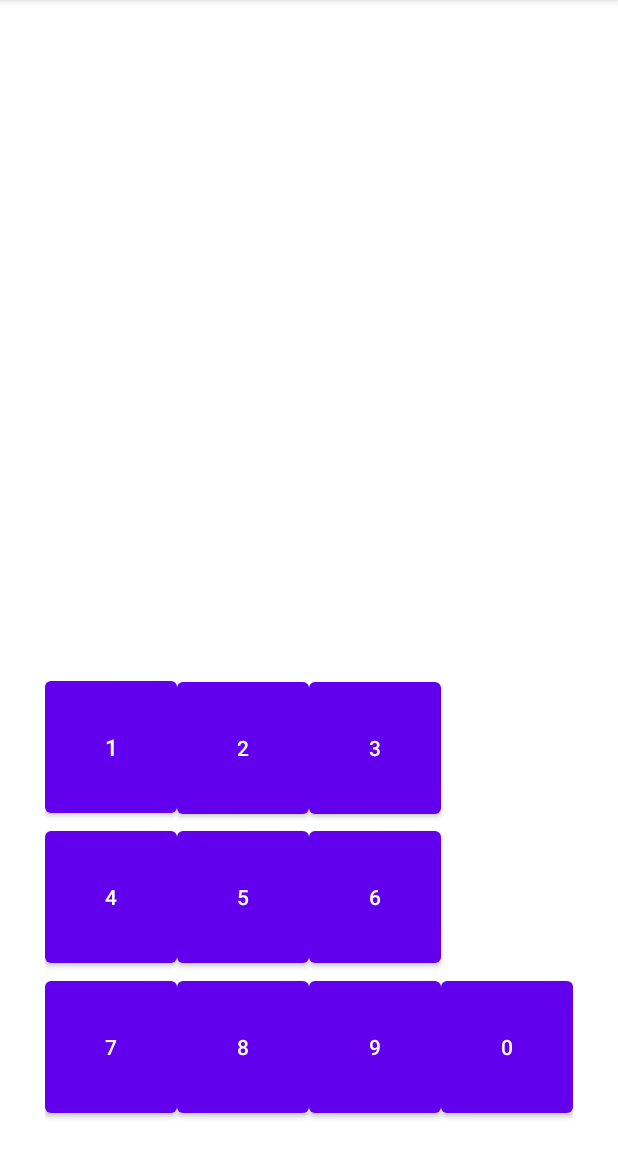
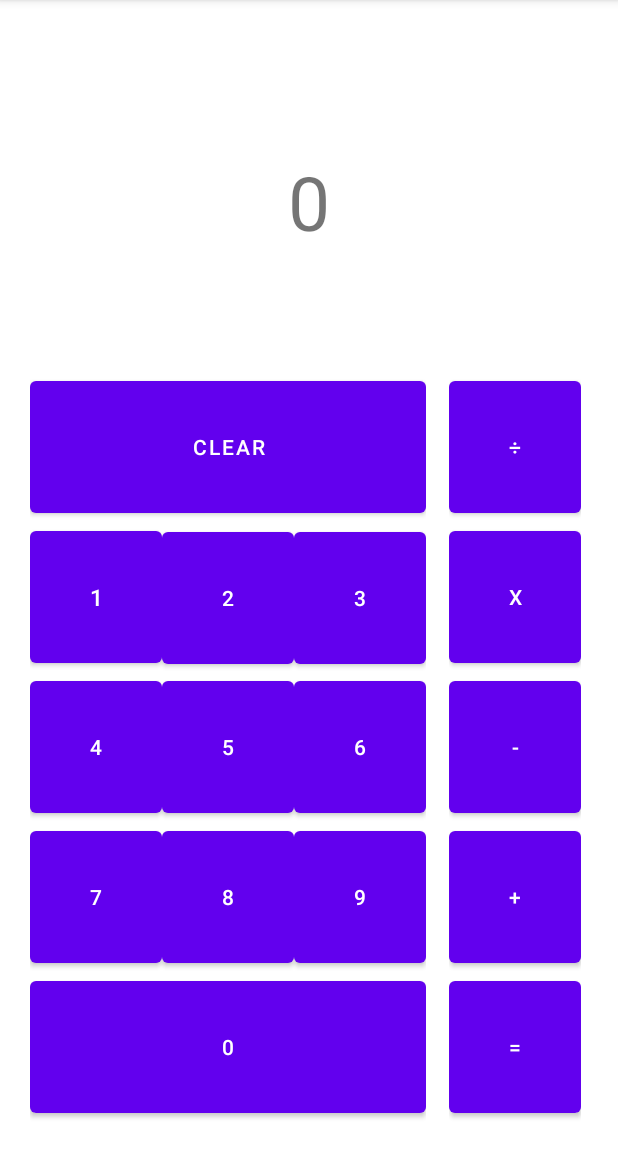
Before and after one commit to TheCaister/japanese-calculator, an Android app: the screen it shows after launch (MainActivity), on a phone screen of 412 x 824 dp, the part 84-1236 px from its top. Run offline under Robolectric (Android 15) with nearby library versions, the phone set to English and light mode, and no system bars.

Commit message:
adding some more sounds and initialising operator and clear buttons

```diff
--- a/JapaneseCalculator/app/src/main/java/com/example/japanesecalculator/MainActivity.java
+++ b/JapaneseCalculator/app/src/main/java/com/example/japanesecalculator/MainActivity.java
@@ -7,10 +7,17 @@ import android.media.MediaPlayer;
 import android.os.Bundle;
 import android.view.View;
 import android.widget.Button;
+import android.widget.TextView;
 
 public class MainActivity extends AppCompatActivity implements View.OnClickListener {
 
     private Button btnOne, btnTwo, btnThree, btnFour, btnFive, btnSix, btnSeven, btnEight, btnNine, btnZero;
+    private TextView txtNumber;
+    private Button btnDivide, btnMultiply, btnSubtract, btnAdd, btnEquals;
+    private Button btnClear;
+
+    String number = "";
+    boolean cleared = true;
 
     MediaPlayer oneSoundMP, twoSoundMP, threeSoundMP, fourSoundMP, fiveSoundMP, sixSoundMP, sevenSoundMP, eightSoundMP, nineSoundMP, zeroSoundMP;
 
@@ -30,7 +37,7 @@ public class MainActivity extends AppCompatActivity implements View.OnClickListe
         nineSoundMP = MediaPlayer.create(this, R.raw.nine);
         zeroSoundMP = MediaPlayer.create(this, R.raw.zero);
 
-        initialiseButtons();
+        initialiseViews();
 
         btnOne.setOnClickListener(this);
         btnTwo.setOnClickListener(this);
@@ -43,7 +50,7 @@ public class MainActivity extends AppCompatActivity implements View.OnClickListe
         btnNine.setOnClickListener(this);
         btnZero.setOnClickListener(this);
     }
-    public void initialiseButtons(){
+    public void initialiseViews(){
         btnOne = findViewById(R.id.btnOne);
         btnTwo = findViewById(R.id.btnTwo);
         btnThree = findViewById(R.id.btnThree);
@@ -54,6 +61,15 @@ public class MainActivity extends AppCompatActivity implements View.OnClickListe
         btnEight = findViewById(R.id.btnEight);
         btnNine = findViewById(R.id.btnNine);
         btnZero = findViewById(R.id.btnZero);
+
+        txtNumber = findViewById(R.id.txtNumber);
+
+        btnDivide = findViewById(R.id.btnDivide);
+        btnMultiply = findViewById(R.id.btnMultiply);
+        btnSubtract = findViewById(R.id.btnSubtract);
+        btnAdd = findViewById(R.id.btnAdd);
+
+        btnClear = findViewById(R.id.btnClear);
     }
 
     @SuppressLint("NonConstantResourceId")
@@ -62,36 +78,57 @@ public class MainActivity extends AppCompatActivity implements View.OnClickListe
         switch (view.getId()){
             case R.id.btnOne:
                 oneSoundMP.start();
+                insertNumber("1");
                 break;
             case R.id.btnTwo:
                 twoSoundMP.start();
+                insertNumber("2");
                 break;
             case R.id.btnThree:
                 threeSoundMP.start();
+                insertNumber("3");
                 break;
             case R.id.btnFour:
                 fourSoundMP.start();
+                insertNumber("4");
                 break;
             case R.id.btnFive:
                 fiveSoundMP.start();
+                insertNumber("5");
                 break;
             case R.id.btnSix:
                 sixSoundMP.start();
+                insertNumber("6");
                 break;
             case R.id.btnSeven:
                 sevenSoundMP.start();
+                insertNumber("7");
                 break;
             case R.id.btnEight:
                 eightSoundMP.start();
+                insertNumber("8");
                 break;
             case R.id.btnNine:
                 nineSoundMP.start();
+                insertNumber("9");
                 break;
             case R.id.btnZero:
                 zeroSoundMP.start();
+                insertNumber("0");
                 break;
             default:
                 break;
         }
     }
+
+    public void insertNumber(String enteredNumber){
+        //Do nothing if the number inputted is 0 and it's cleared already
+        if(cleared && enteredNumber.equals("0")){
+            return;
+        }
+        number += enteredNumber;
+        txtNumber.setText(number);
+        cleared = false;
+    }
+
 }
--- a/JapaneseCalculator/app/src/main/res/layout/activity_main.xml
+++ b/JapaneseCalculator/app/src/main/res/layout/activity_main.xml
@@ -8,12 +8,17 @@
     android:padding="20dp">
 
     <TableLayout
+        android:id="@+id/tableLayout"
         android:layout_width="wrap_content"
         android:layout_height="wrap_content"
         app:layout_constraintBottom_toBottomOf="parent"
-        app:layout_constraintStart_toStartOf="parent"
-        app:layout_constraintEnd_toEndOf="parent"
-        >
+        app:layout_constraintStart_toStartOf="parent">
+
+        <Button
+            android:id="@+id/btnClear"
+            android:layout_width="wrap_content"
+            android:layout_height="100dp"
+            android:text="CLEAR" />
 
         <TableRow
             android:layout_width="match_parent"
@@ -83,13 +88,76 @@
                 android:layout_width="wrap_content"
                 android:layout_height="100dp"
                 android:text="9" />
+        </TableRow>
 
+        <Button
+            android:id="@+id/btnZero"
+            android:layout_width="wrap_content"
+            android:layout_height="100dp"
+            android:text="0" />
+
+    </TableLayout>
+
+    <TableLayout
+        android:layout_width="wrap_content"
+        android:layout_height="wrap_content"
+        app:layout_constraintEnd_toEndOf="parent"
+        app:layout_constraintStart_toEndOf="@+id/tableLayout"
+        app:layout_constraintTop_toTopOf="@+id/tableLayout"
+        android:layout_marginStart="10dp">
+
+        <TableRow>
             <Button
-                android:id="@+id/btnZero"
+                android:id="@+id/btnDivide"
                 android:layout_width="wrap_content"
                 android:layout_height="100dp"
-                android:text="0" />
+                android:text="÷" />
         </TableRow>
+
+        <TableRow>
+            <Button
+                android:id="@+id/btnMultiply"
+                android:layout_width="wrap_content"
+                android:layout_height="100dp"
+                android:text="X" />
+        </TableRow>
+
+        <TableRow>
+            <Button
+                android:id="@+id/btnSubtract"
+                android:layout_width="wrap_content"
+                android:layout_height="100dp"
+                android:text="-" />
+        </TableRow>
+
+        <TableRow>
+            <Button
+                android:id="@+id/btnAdd"
+                android:layout_width="wrap_content"
+                android:layout_height="100dp"
+                android:text="+" />
+        </TableRow>
+
+        <TableRow>
+            <Button
+                android:id="@+id/btnEquals"
+                android:layout_width="wrap_content"
+                android:layout_height="100dp"
+                android:text="=" />
+        </TableRow>
+
     </TableLayout>
 
+
+    <TextView
+        android:id="@+id/txtNumber"
+        android:layout_width="wrap_content"
+        android:layout_height="wrap_content"
+        android:text="0"
+        android:textSize="50sp"
+        app:layout_constraintBottom_toTopOf="@+id/tableLayout"
+        app:layout_constraintEnd_toEndOf="parent"
+        app:layout_constraintStart_toStartOf="parent"
+        app:layout_constraintTop_toTopOf="parent" />
+
 </androidx.constraintlayout.widget.ConstraintLayout>
```
Also changed, not shown: 15 other files.
